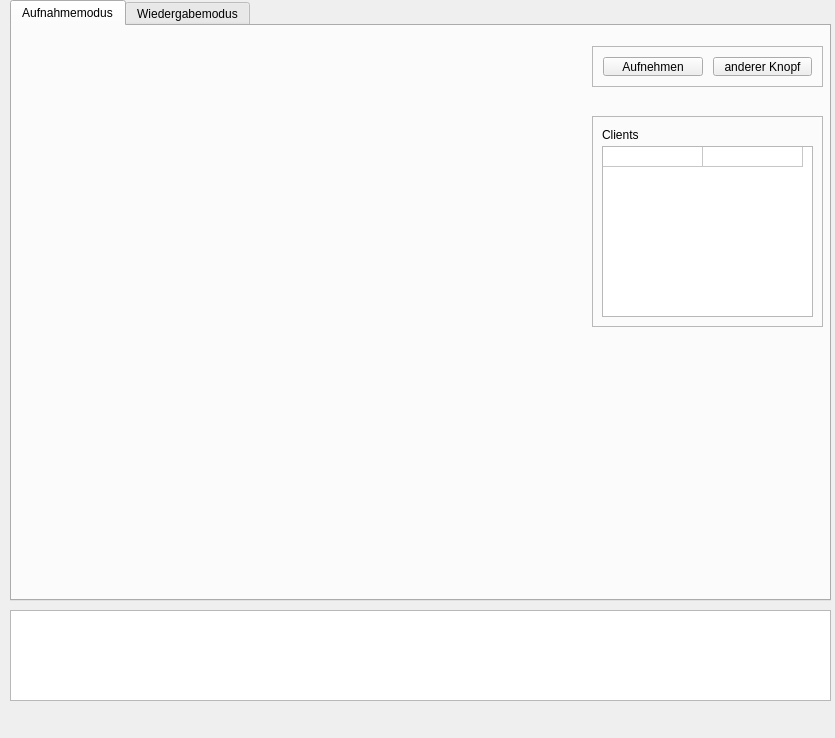
This is gui/forms/mainwindow.ui in studnitz/octopus as Qt 5 draws it before an edit. The edited form follows.
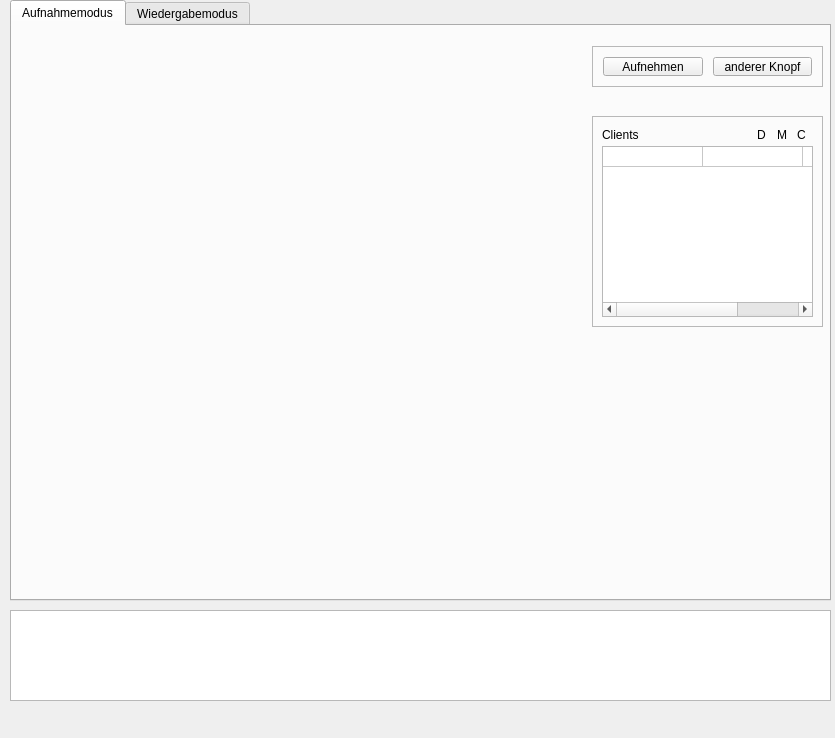
This is the edited form. The open tabs and pages were chosen to show the change.

```diff
--- a/gui/forms/mainwindow.ui
+++ b/gui/forms/mainwindow.ui
@@ -97,7 +97,7 @@
         <number>1</number>
        </property>
        <property name="columnCount">
-        <number>2</number>
+        <number>3</number>
        </property>
        <attribute name="horizontalHeaderVisible">
         <bool>false</bool>
@@ -126,6 +126,67 @@
        <row/>
        <column/>
        <column/>
+       <column/>
+      </widget>
+      <widget class="QLabel" name="labelDisk">
+       <property name="geometry">
+        <rect>
+         <x>165</x>
+         <y>10</y>
+         <width>20</width>
+         <height>17</height>
+        </rect>
+       </property>
+       <property name="toolTip">
+        <string>Disk Usage</string>
+       </property>
+       <property name="toolTipDuration">
+        <number>1000</number>
+       </property>
+       <property name="whatsThis">
+        <string/>
+       </property>
+       <property name="text">
+        <string>D</string>
+       </property>
+      </widget>
+      <widget class="QLabel" name="labelRAM_2">
+       <property name="geometry">
+        <rect>
+         <x>205</x>
+         <y>10</y>
+         <width>20</width>
+         <height>17</height>
+        </rect>
+       </property>
+       <property name="toolTip">
+        <string>CPU Usage</string>
+       </property>
+       <property name="toolTipDuration">
+        <number>1000</number>
+       </property>
+       <property name="text">
+        <string>C</string>
+       </property>
+      </widget>
+      <widget class="QLabel" name="labelMem">
+       <property name="geometry">
+        <rect>
+         <x>185</x>
+         <y>10</y>
+         <width>20</width>
+         <height>17</height>
+        </rect>
+       </property>
+       <property name="toolTip">
+        <string>Memory Usage</string>
+       </property>
+       <property name="toolTipDuration">
+        <number>1000</number>
+       </property>
+       <property name="text">
+        <string>M</string>
+       </property>
       </widget>
      </widget>
      <widget class="QFrame" name="frame">
```
Left out of the diff: 5 changed lines with no effect on the pictures.
